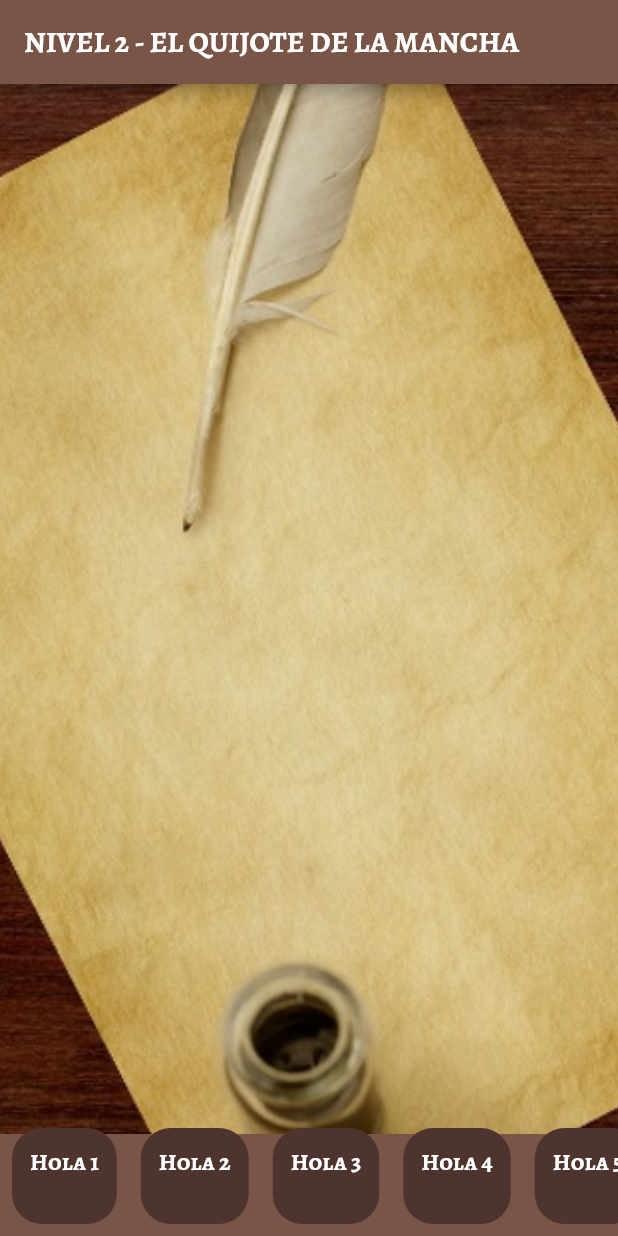
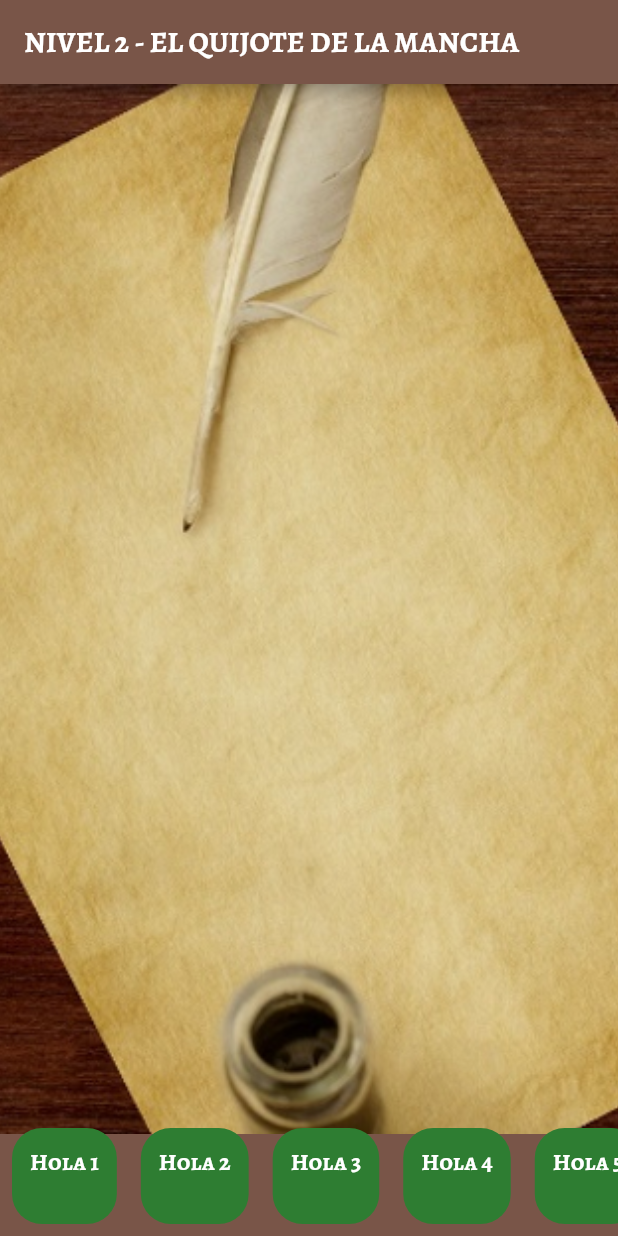
Before and after one commit to AndrePxd/flutter_juego, a Flutter app: the screen it shows after launch, on a phone screen of 412 x 824 dp. Run offline on Flutter 3.47's test engine with Material 2 defaults, Android fonts, the light colour scheme and no system bars; missing offline and left inert: flame.

Commit message:
Change level 2

```diff
--- a/lib/nivel2.dart
+++ b/lib/nivel2.dart
@@ -1,4 +1,10 @@
 import 'package:flutter/material.dart';
+
+class WordItem {
+  String word;
+  bool isDragged;
+  WordItem(this.word, {this.isDragged = false});
+}
 
 class DragAndDropScreen extends StatefulWidget {
   @override
@@ -6,20 +12,20 @@ class DragAndDropScreen extends StatefulWidget {
 }
 
 class _DragAndDropScreenState extends State<DragAndDropScreen> {
-  List<String> words = [
-    'Hola 1',
-    'Hola 2',
-    'Hola 3',
-    'Hola 4',
-    'Hola 5',
-    'Hola 6',
-    'Hola 7',
-    'Hola 8',
-    'Hola 9',
-    'Hola 10',
+  List<WordItem> words = [
+    WordItem('Hola 1'),
+    WordItem('Hola 2'),
+    WordItem('Hola 3'),
+    WordItem('Hola 4'),
+    WordItem('Hola 5'),
+    WordItem('Hola 6'),
+    WordItem('Hola 7'),
+    WordItem('Hola 8'),
+    WordItem('Hola 9'),
+    WordItem('Hola 10'),
   ];
 
-  List<String> droppedWords = []; // Lista para almacenar las palabras soltadas
+  List<WordItem> droppedWords = [];
 
   @override
   Widget build(BuildContext context) {
@@ -44,17 +50,19 @@ class _DragAndDropScreenState extends State<DragAndDropScreen> {
                 scrollDirection: Axis.horizontal,
                 itemCount: words.length,
                 itemBuilder: (context, index) {
-                  return Draggable<String>(
+                  return Draggable<WordItem>(
                     data: words[index],
                     child: Container(
                       margin: EdgeInsets.all(8),
                       padding: EdgeInsets.all(12),
                       decoration: BoxDecoration(
-                        color: Colors.brown.shade800,
+                        color: words[index].isDragged
+                            ? Colors.red.shade800
+                            : Colors.green.shade800,
                         borderRadius: BorderRadius.circular(20),
                       ),
                       child: Text(
-                        words[index],
+                        words[index].word,
                         style: TextStyle(fontSize: 16, color: Colors.white),
                       ),
                     ),
@@ -74,11 +82,12 @@ class _DragAndDropScreenState extends State<DragAndDropScreen> {
                         ],
                       ),
                       child: Text(
-                        words[index],
+                        words[index].word,
                         style: TextStyle(fontSize: 16),
                       ),
                     ),
                     childWhenDragging: Container(),
+                    maxSimultaneousDrags: words[index].isDragged ? 0 : 1,
                   );
                 },
               ),
@@ -86,7 +95,7 @@ class _DragAndDropScreenState extends State<DragAndDropScreen> {
           ),
           Align(
             alignment: Alignment.center,
-            child: DragTarget<String>(
+            child: DragTarget<WordItem>(
               builder: (context, candidateData, rejectedData) {
                 return Container(
                   width: 300,
@@ -95,18 +104,62 @@ class _DragAndDropScreenState extends State<DragAndDropScreen> {
                     color: Colors.transparent,
                     borderRadius: BorderRadius.circular(20),
                   ),
-                  child: Center(
-                    child: Text(
-                      droppedWords.join(' '), // Mostrar las palabras soltadas
-                      style: TextStyle(fontSize: 16),
-                    ),
+                  child: Wrap(
+                    spacing: 8.0,
+                    runSpacing: 4.0,
+                    children: droppedWords.map((wordItem) {
+                      return Draggable<WordItem>(
+                        data: wordItem,
+                        child: Container(
+                          margin: EdgeInsets.all(8),
+                          padding: EdgeInsets.all(12),
+                          decoration: BoxDecoration(
+                            color: Colors.red.shade800,
+                            borderRadius: BorderRadius.circular(20),
+                          ),
+                          child: Text(
+                            wordItem.word,
+                            style: TextStyle(fontSize: 16, color: Colors.white),
+                          ),
+                        ),
+                        feedback: Container(
+                          margin: EdgeInsets.all(8),
+                          padding: EdgeInsets.all(12),
+                          decoration: BoxDecoration(
+                            color: Colors.white,
+                            borderRadius: BorderRadius.circular(20),
+                            boxShadow: [
+                              BoxShadow(
+                                color: Colors.grey.withOpacity(0.5),
+                                spreadRadius: 2,
+                                blurRadius: 5,
+                                offset: Offset(0, 3),
+                              ),
+                            ],
+                          ),
+                          child: Text(
+                            wordItem.word,
+                            style: TextStyle(fontSize: 16),
+                          ),
+                        ),
+                        childWhenDragging: Container(),
+                        onDragEnd: (details) {
+                          if (!details.wasAccepted) {
+                            setState(() {
+                              wordItem.isDragged = false;
+                              droppedWords.remove(wordItem);
+                            });
+                          }
+                        },
+                      );
+                    }).toList(),
                   ),
                 );
               },
-              onAccept: (word) {
+              onAccept: (wordItem) {
                 setState(() {
-                  droppedWords
-                      .add(word); // Agregar la palabra soltada a la lista
+                  wordItem.isDragged = true;
+                  droppedWords.add(wordItem);
                 });
               },
             ),
```
